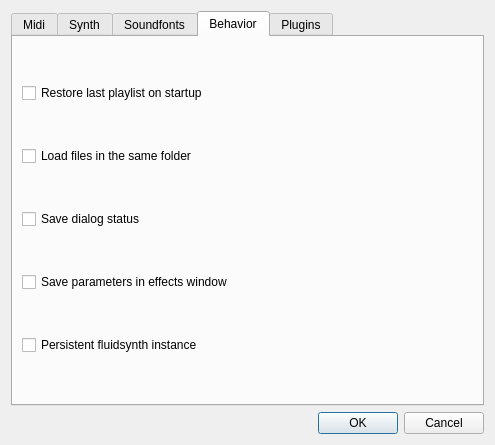
Old version of the form qmidiplayer-desktop/qmpsettingswindow.ui in the repository chirs241097/QMidiPlayer.
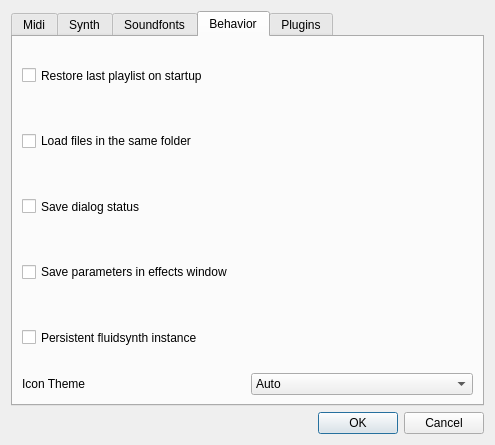
New version of the form. The open tabs and pages were chosen to show the change. Icons and pictures are not drawn.

Commit message: Add a set of icons for dark themes and a option to change the icon theme.

```diff
--- a/qmidiplayer-desktop/qmpsettingswindow.ui
+++ b/qmidiplayer-desktop/qmpsettingswindow.ui
@@ -539,6 +539,12 @@
       <layout class="QVBoxLayout" name="verticalLayout_3">
        <item>
         <widget class="QCheckBox" name="cbRestorePlaylist">
+         <property name="sizePolicy">
+          <sizepolicy hsizetype="Minimum" vsizetype="Preferred">
+           <horstretch>0</horstretch>
+           <verstretch>0</verstretch>
+          </sizepolicy>
+         </property>
          <property name="text">
           <string>Restore last playlist on startup</string>
          </property>
@@ -546,6 +552,12 @@
        </item>
        <item>
         <widget class="QCheckBox" name="cbLoadFolder">
+         <property name="sizePolicy">
+          <sizepolicy hsizetype="Minimum" vsizetype="Preferred">
+           <horstretch>0</horstretch>
+           <verstretch>0</verstretch>
+          </sizepolicy>
+         </property>
          <property name="text">
           <string>Load files in the same folder</string>
          </property>
@@ -553,6 +565,12 @@
        </item>
        <item>
         <widget class="QCheckBox" name="cbDialogStatus">
+         <property name="sizePolicy">
+          <sizepolicy hsizetype="Minimum" vsizetype="Preferred">
+           <horstretch>0</horstretch>
+           <verstretch>0</verstretch>
+          </sizepolicy>
+         </property>
          <property name="text">
           <string>Save dialog status</string>
          </property>
@@ -560,6 +578,12 @@
        </item>
        <item>
         <widget class="QCheckBox" name="cbSaveEfxParam">
+         <property name="sizePolicy">
+          <sizepolicy hsizetype="Minimum" vsizetype="Preferred">
+           <horstretch>0</horstretch>
+           <verstretch>0</verstretch>
+          </sizepolicy>
+         </property>
          <property name="text">
           <string>Save parameters in effects window</string>
          </property>
@@ -567,11 +591,53 @@
        </item>
        <item>
         <widget class="QCheckBox" name="cbPersistentfs">
+         <property name="sizePolicy">
+          <sizepolicy hsizetype="Minimum" vsizetype="Preferred">
+           <horstretch>0</horstretch>
+           <verstretch>0</verstretch>
+          </sizepolicy>
+         </property>
          <property name="text">
           <string>Persistent fluidsynth instance</string>
          </property>
         </widget>
        </item>
+       <item>
+        <layout class="QHBoxLayout" name="horizontalLayout_2">
+         <item>
+          <widget class="QLabel" name="label">
+           <property name="sizePolicy">
+            <sizepolicy hsizetype="Preferred" vsizetype="Preferred">
+             <horstretch>0</horstretch>
+             <verstretch>0</verstretch>
+            </sizepolicy>
+           </property>
+           <property name="text">
+            <string>Icon Theme</string>
+           </property>
+          </widget>
+         </item>
+         <item>
+          <widget class="QComboBox" name="cbIconTheme">
+           <item>
+            <property name="text">
+             <string>Auto</string>
+            </property>
+           </item>
+           <item>
+            <property name="text">
+             <string>Dark</string>
+            </property>
+           </item>
+           <item>
+            <property name="text">
+             <string>Light</string>
+            </property>
+           </item>
+          </widget>
+         </item>
+        </layout>
+       </item>
       </layout>
      </widget>
      <widget class="QWidget" name="tab_5">
```
The commit also changes 34 other files.
